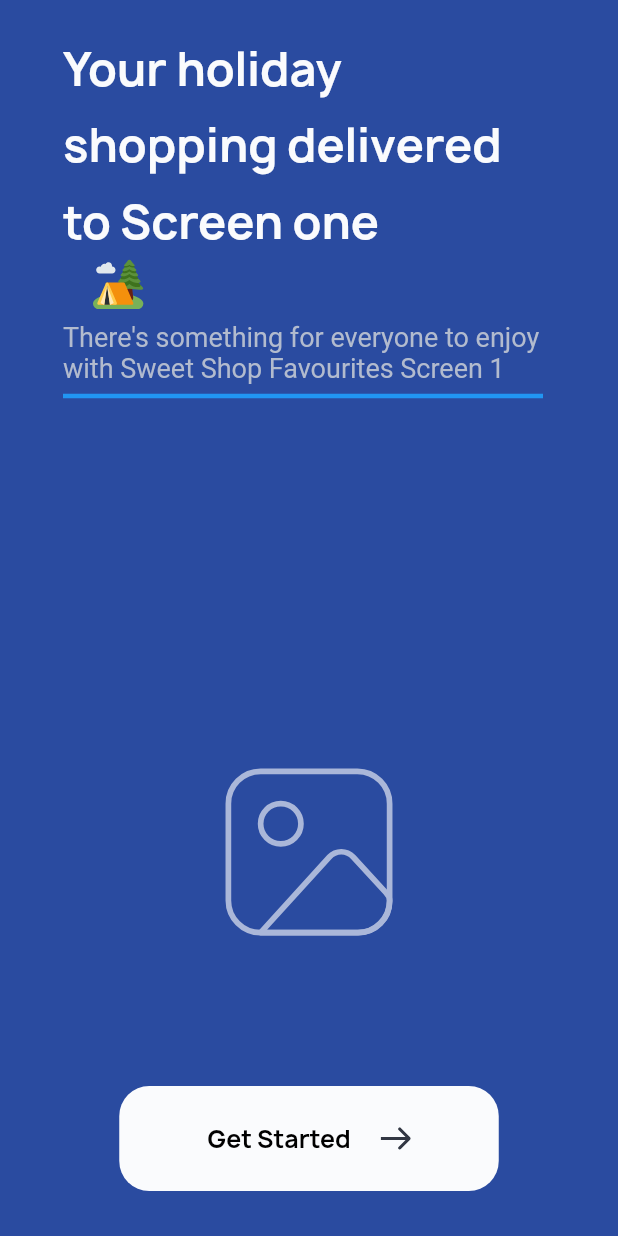
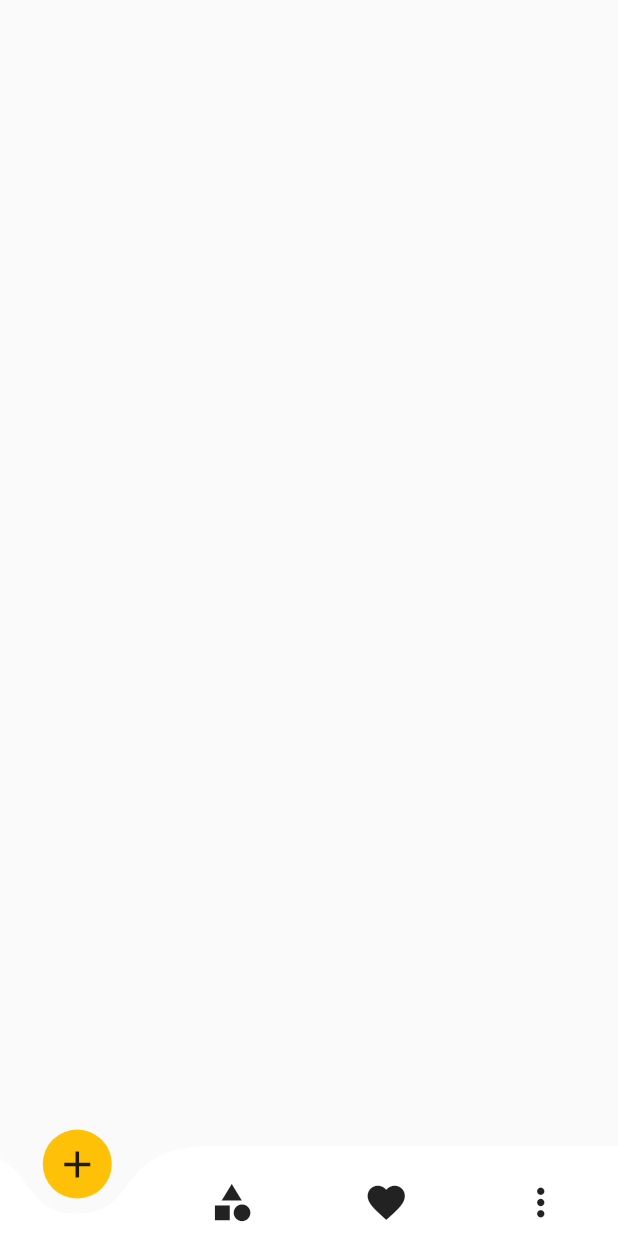
Before and after one commit to Suhaibusman/miniappflutter, a Flutter app: the screen it shows after launch, after a tap on "Get Started", on a phone screen of 412 x 824 dp. Run offline on Flutter 3.47's test engine with Material 2 defaults, Android fonts, the phone set to English and light mode, and no system bars; drawn by our look-alikes of curved_navigation_bar; our stand-ins replace flutter_svg.

Commit message:
mini app

```diff
--- /dev/null
+++ b/lib/screens/home/homescreen.dart
@@ -0,0 +1,22 @@
+import 'package:flutter/material.dart';
+import 'package:miniapp/screens/home/widgets/bottomnavigation.dart';
+
+class HomeScreen extends StatefulWidget {
+  const HomeScreen({super.key});
+
+  @override
+  State<HomeScreen> createState() => _HomeScreenState();
+}
+
+class _HomeScreenState extends State<HomeScreen> {
+  @override
+  Widget build(BuildContext context) {
+    return  const Scaffold(
+      body: SafeArea(child: Column(
+
+        children: [],
+      )),
+      bottomNavigationBar: CustomBottomNavigationBar()
+    );
+  }
+}
--- /dev/null
+++ b/lib/screens/home/widgets/bottomnavigation.dart
@@ -0,0 +1,38 @@
+import 'package:curved_navigation_bar/curved_navigation_bar.dart';
+import 'package:flutter/material.dart';
+
+class CustomBottomNavigationBar extends StatefulWidget {
+  const CustomBottomNavigationBar({super.key});
+
+
+
+  @override
+  State<CustomBottomNavigationBar> createState() => _CustomBottomNavigationBarState();
+
+}
+ int index =0;
+class _CustomBottomNavigationBarState extends State<CustomBottomNavigationBar> {
+    final items= const <Widget>  [
+            Icon(Icons.add, size: 30 ),
+            Icon(Icons.category, size: 30),
+            Icon(Icons.favorite, size: 30),
+            Icon(Icons.more_vert, size: 30),
+
+          ];
+          int index =0;
+  @override
+  Widget build(BuildContext context) {
+    return CurvedNavigationBar(
+
+          backgroundColor: Colors.transparent,
+          buttonBackgroundColor: Colors.amber,
+          animationCurve: Curves.easeInOut,
+          animationDuration: const Duration(milliseconds: 300),
+          items: items,
+          height: 60,
+          index: index,
+          onTap: (index) => setState(() =>
+           this.index =index    ),
+         );
+  }
+}
--- /dev/null
+++ b/lib/screens/home/widgets/grocerytop.dart
@@ -0,0 +1,15 @@
+import 'package:flutter/material.dart';
+
+class HomeTopData extends StatefulWidget {
+  const HomeTopData({super.key});
+
+  @override
+  State<HomeTopData> createState() => _HomeTopDataState();
+}
+
+class _HomeTopDataState extends State<HomeTopData> {
+  @override
+  Widget build(BuildContext context) {
+    return const Placeholder();
+  }
+}
--- a/lib/screens/onBoarding/on_board.dart
+++ b/lib/screens/onBoarding/on_board.dart
@@ -2,6 +2,7 @@
 
 import 'package:flutter/material.dart';
 import 'package:flutter_svg/flutter_svg.dart';
+import 'package:miniapp/screens/home/homescreen.dart';
 
 import 'package:miniapp/screens/onBoarding/widgets/topdata.dart';
 import 'package:miniapp/widgets/buttons.dart';
@@ -27,7 +28,10 @@ class _OnBoardingScreenState extends State<OnBoardingScreen> {
                  SvgPicture.asset("assets/images/Image Icon.svg",height: 129,),
                  Padding(
                    padding: const EdgeInsets.only(bottom: 30),
-                   child: CustomButtonWidget(buttonText: "Get Started", onPressed: (){}, buttonHeight: 70, buttonWidth: 253, backgroundColor: const Color(0xffFAFBFD), fontColor: Colors.black, iconimage: "assets/images/Arrow 4.svg",),
+                   child: CustomButtonWidget(buttonText: "Get Started", onPressed: (){
+
+                    Navigator.push(context, MaterialPageRoute(builder: (context) => const HomeScreen(),));
+                   }, buttonHeight: 70, buttonWidth: 253, backgroundColor: const Color(0xffFAFBFD), fontColor: Colors.black, iconimage: "assets/images/Arrow 4.svg",),
                  )
               ],
             ),
--- a/pubspec.yaml
+++ b/pubspec.yaml
@@ -36,6 +36,7 @@ dependencies:
   # Use with the CupertinoIcons class for iOS style icons.
   cupertino_icons: ^1.0.2
   flutter_svg: ^2.0.7
+  curved_navigation_bar: ^1.0.3
 
 dev_dependencies:
   flutter_test:
```
Also changed, not shown: pubspec.lock.
